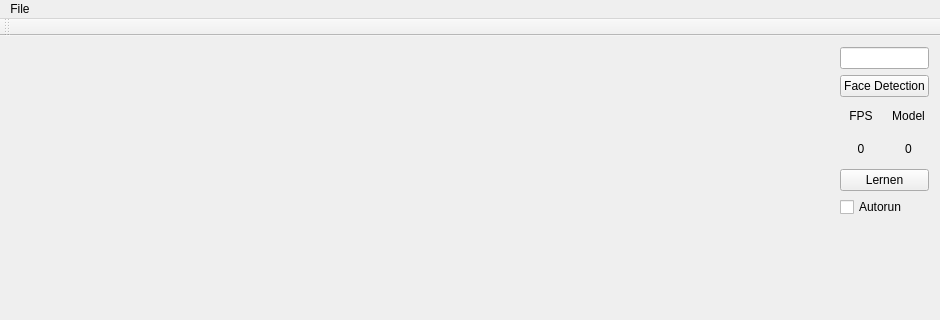
The window that AufmerksamkeitTracken/mainwindow.ui (Fomore/Master) describes before a commit, drawn with Qt 5; both pictures show x 0 to 940 and y 0 to 320 of the 940 by 857 pixel window.
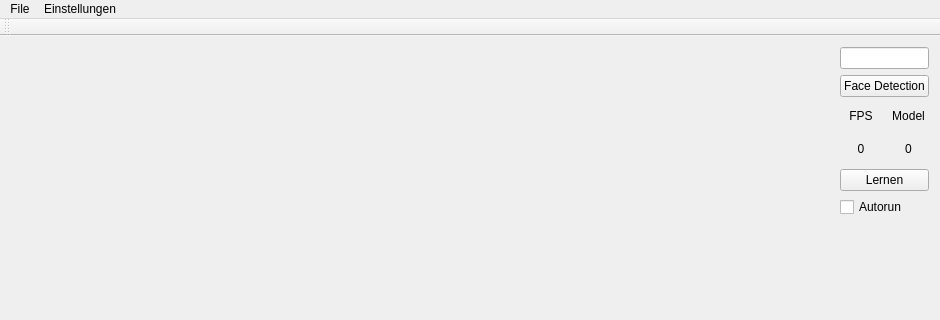
The same window after the commit.

```diff
--- a/AufmerksamkeitTracken/mainwindow.ui
+++ b/AufmerksamkeitTracken/mainwindow.ui
@@ -182,7 +182,14 @@
     <addaction name="actionOpen_Video"/>
     <addaction name="actionOpen_XML"/>
    </widget>
+   <widget class="QMenu" name="menuEinstellungen">
+    <property name="title">
+     <string>Einstellungen</string>
+    </property>
+    <addaction name="actionMax_Faces"/>
+   </widget>
    <addaction name="menuFace_Detection"/>
+   <addaction name="menuEinstellungen"/>
   </widget>
   <widget class="QToolBar" name="mainToolBar">
    <attribute name="toolBarArea">
```
Left out of the diff: 5 changed lines with no effect on the pictures.
